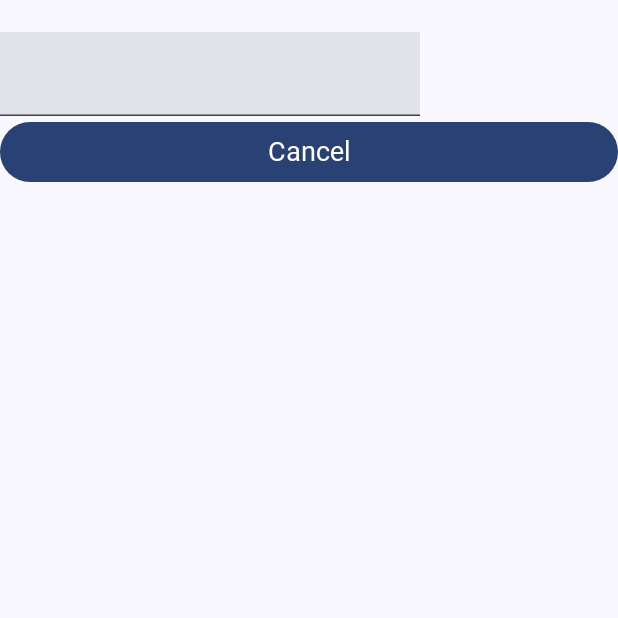
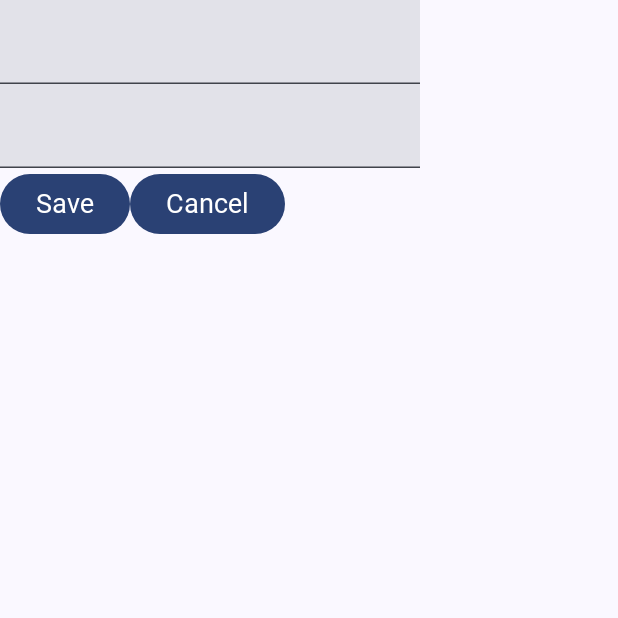
Before and after one commit to Chaebin-Park/Memo, an Android app built with Jetpack Compose: the screen it shows after launch (MainActivity), after a tap on "Add Memo", on a phone screen of 412 x 824 dp, the top half of it. Run offline under Robolectric (Android 15) with nearby library versions, the phone set to English and light mode, and no system bars; our stand-ins replace Dagger/Hilt's generated code, Room's generated code; Roboto replaces fonts that are not available here.

Commit message:
Memo 추가, 수정

```diff
--- a/ui/src/main/java/com/cbpark/ui/memo/WriteMemoPage.kt
+++ b/ui/src/main/java/com/cbpark/ui/memo/WriteMemoPage.kt
@@ -1,8 +1,8 @@
 package com.cbpark.ui.memo
 
 import androidx.compose.foundation.layout.Column
+import androidx.compose.foundation.layout.Row
 import androidx.compose.foundation.layout.fillMaxSize
-import androidx.compose.foundation.layout.fillMaxWidth
 import androidx.compose.material3.Button
 import androidx.compose.material3.Text
 import androidx.compose.material3.TextField
@@ -18,29 +18,44 @@ import com.cbpark.memo.viewmodel.MemoViewModel
 
 @Composable
 fun WriteMemoPage(
-  modifier: Modifier = Modifier,
   memo: Memo?,
   memoViewModel: MemoViewModel
 ) {
-  var content by remember { mutableStateOf("") }
+  val isRewrite by lazy { if (memo != null) true else false }
+  var title by remember { mutableStateOf(memo?.title) }
+  var content by remember { mutableStateOf(memo?.content) }
 
   Column(
     modifier = Modifier.fillMaxSize()
   ) {
-    Text(text = memo?.content ?: "")
-
     TextField(
-      value = content,
+      value = title?:"",
+      onValueChange = { title = it }
+    )
+    TextField(
+      value = content?:"",
       onValueChange = { content = it }
     )
 
+    Row {
+      Button(
+        onClick = {
+          if (isRewrite) {
+            memoViewModel.setEvent(MainContract.MemoUiEvent.UpdateMemo(memo!!.copy(title = title?:"", content = content?:"")))
+          } else {
+            memoViewModel.setEvent(MainContract.MemoUiEvent.AddMemo(Memo(title = title?:"", content = content?:"")))
+          }
+        },
+      ) {
+        Text(text = "Save")
+      }
       Button(
         onClick = {
           memoViewModel.setEvent(MainContract.MemoUiEvent.FetchMemo)
         },
-      modifier = Modifier.fillMaxWidth()
       ) {
         Text(text = "Cancel")
       }
     }
   }
+}
```
Lines whose indentation alone changed are shown as unchanged.
